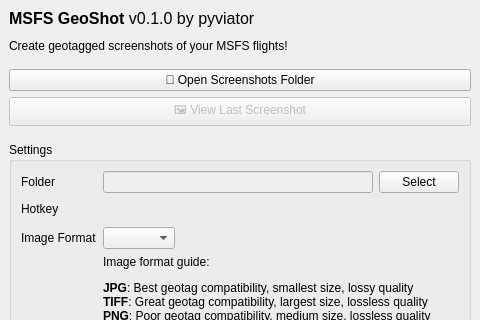
Above: qtdesigner/main_window.ui from pyviator/msfs-geoshot before the change; both pictures show x 0 to 480 and y 0 to 320 of the 480 by 458 pixel window. Below: the same form after it.
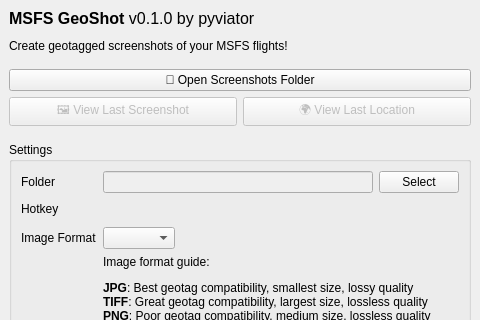
That is the form after the change.

Commit message: Add button for opening up last capture location

What changed in the file:
```diff
--- a/qtdesigner/main_window.ui
+++ b/qtdesigner/main_window.ui
@@ -90,6 +90,8 @@
        </widget>
       </item>
       <item>
+       <layout class="QHBoxLayout" name="horizontalLayout_2">
+        <item>
        <widget class="QPushButton" name="view_last_screenshot">
         <property name="enabled">
          <bool>false</bool>
@@ -98,6 +100,18 @@
          <string>🖼️ View Last Screenshot</string>
         </property>
        </widget>
+        </item>
+        <item>
+         <widget class="QPushButton" name="view_last_location">
+          <property name="enabled">
+           <bool>false</bool>
+          </property>
+          <property name="text">
+           <string>🌍 View Last Location</string>
+          </property>
+         </widget>
+        </item>
+       </layout>
       </item>
      </layout>
     </item>
```
Lines whose indentation alone changed are shown as unchanged. The commit also changes 1 other file.
